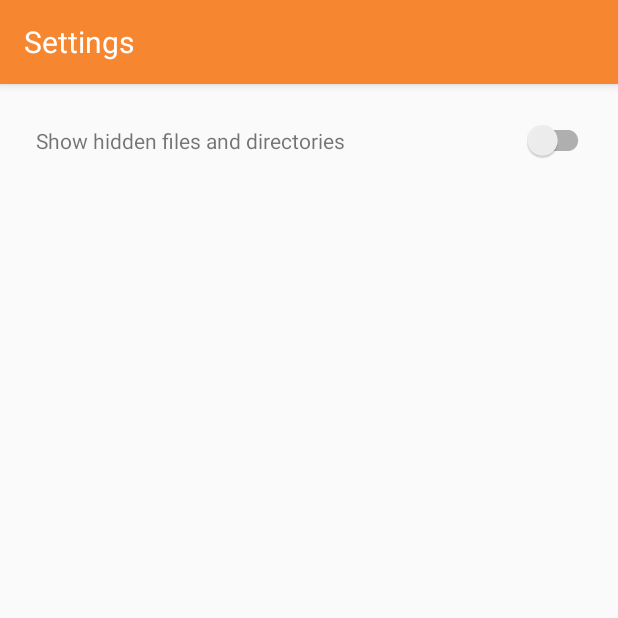
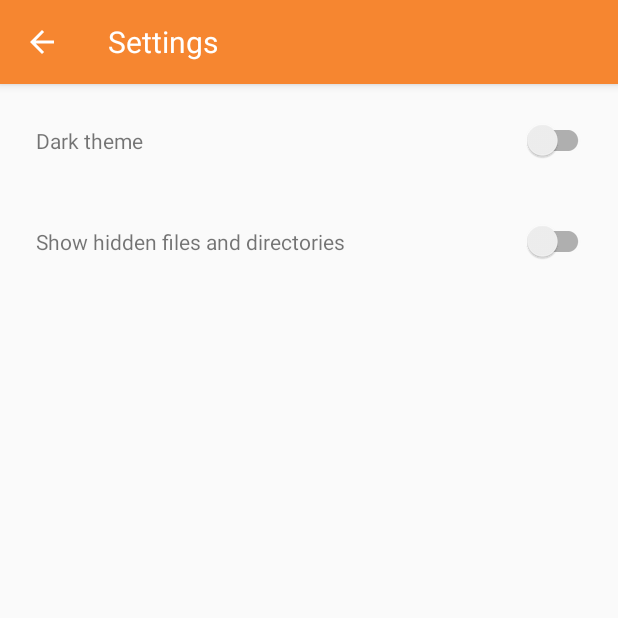
Before and after one commit to SimpleMobileTools/Simple-File-Manager, an Android app: the screen it shows after launch (SettingsActivity), in the options menu, after a tap on "Settings", on a phone screen of 412 x 824 dp, the top half of it. Run offline under Robolectric (Android 15) with nearby library versions, the phone set to English and light mode, and no system bars; our stand-ins replace ButterKnife.

Commit message:
add a Dark theme

```diff
--- a/app/src/main/java/com/simplemobiletools/filemanager/Config.java
+++ b/app/src/main/java/com/simplemobiletools/filemanager/Config.java
@@ -22,6 +22,14 @@
         mPrefs.edit().putBoolean(Constants.IS_FIRST_RUN, firstRun).apply();
     }
 
+    public boolean getIsDarkTheme() {
+        return mPrefs.getBoolean(Constants.IS_DARK_THEME, false);
+    }
+
+    public void setIsDarkTheme(boolean isDarkTheme) {
+        mPrefs.edit().putBoolean(Constants.IS_DARK_THEME, isDarkTheme).apply();
+    }
+
     public boolean getShowHidden() {
         return mPrefs.getBoolean(Constants.SHOW_HIDDEN, false);
     }
--- a/app/src/main/java/com/simplemobiletools/filemanager/Constants.java
+++ b/app/src/main/java/com/simplemobiletools/filemanager/Constants.java
@@ -6,5 +6,6 @@
     // shared preferences
     public static final String PREFS_KEY = "File Manager";
     public static final String IS_FIRST_RUN = "is_first_run";
+    public static final String IS_DARK_THEME = "is_dark_theme";
     public static final String SHOW_HIDDEN = "show_hidden";
 }
--- a/app/src/main/java/com/simplemobiletools/filemanager/activities/AboutActivity.java
+++ b/app/src/main/java/com/simplemobiletools/filemanager/activities/AboutActivity.java
@@ -5,7 +5,6 @@
 import android.content.res.Resources;
 import android.net.Uri;
 import android.os.Bundle;
-import android.support.v7.app.AppCompatActivity;
 import android.text.Html;
 import android.text.method.LinkMovementMethod;
 import android.view.View;
@@ -21,7 +20,7 @@
 import butterknife.ButterKnife;
 import butterknife.OnClick;
 
-public class AboutActivity extends AppCompatActivity {
+public class AboutActivity extends SimpleActivity {
     @BindView(R.id.about_copyright) TextView mCopyright;
     @BindView(R.id.about_email) TextView mEmailTV;
     @BindView(R.id.about_rate_us) View mRateUs;
--- a/app/src/main/java/com/simplemobiletools/filemanager/activities/LicenseActivity.java
+++ b/app/src/main/java/com/simplemobiletools/filemanager/activities/LicenseActivity.java
@@ -3,14 +3,13 @@
 import android.content.Intent;
 import android.net.Uri;
 import android.os.Bundle;
-import android.support.v7.app.AppCompatActivity;
 
 import com.simplemobiletools.filemanager.R;
 
 import butterknife.ButterKnife;
 import butterknife.OnClick;
 
-public class LicenseActivity extends AppCompatActivity {
+public class LicenseActivity extends SimpleActivity {
 
     @Override
     protected void onCreate(Bundle savedInstanceState) {
--- a/app/src/main/java/com/simplemobiletools/filemanager/activities/MainActivity.java
+++ b/app/src/main/java/com/simplemobiletools/filemanager/activities/MainActivity.java
@@ -6,7 +6,6 @@
 import android.os.Bundle;
 import android.os.Environment;
 import android.support.v4.app.ActivityCompat;
-import android.support.v7.app.AppCompatActivity;
 import android.view.Menu;
 import android.view.MenuItem;
 
@@ -21,7 +20,7 @@
 import butterknife.BindView;
 import butterknife.ButterKnife;
 
-public class MainActivity extends AppCompatActivity implements ItemsFragment.ItemInteractionListener, Breadcrumbs.BreadcrumbsListener {
+public class MainActivity extends SimpleActivity implements ItemsFragment.ItemInteractionListener, Breadcrumbs.BreadcrumbsListener {
     @BindView(R.id.breadcrumbs) Breadcrumbs mBreadcrumbs;
 
     private static final int STORAGE_PERMISSION = 1;
--- a/app/src/main/java/com/simplemobiletools/filemanager/activities/SettingsActivity.java
+++ b/app/src/main/java/com/simplemobiletools/filemanager/activities/SettingsActivity.java
@@ -1,7 +1,7 @@
 package com.simplemobiletools.filemanager.activities;
 
 import android.os.Bundle;
-import android.support.v7.app.AppCompatActivity;
+import android.support.v4.app.TaskStackBuilder;
 import android.support.v7.widget.SwitchCompat;
 
 import com.simplemobiletools.filemanager.Config;
@@ -11,7 +11,8 @@
 import butterknife.ButterKnife;
 import butterknife.OnClick;
 
-public class SettingsActivity extends AppCompatActivity {
+public class SettingsActivity extends SimpleActivity {
+    @BindView(R.id.settings_dark_theme) SwitchCompat mDarkThemeSwitch;
     @BindView(R.id.settings_show_hidden) SwitchCompat mShowHiddenSwitch;
 
     private static Config mConfig;
@@ -23,11 +24,23 @@
         mConfig = Config.newInstance(getApplicationContext());
         ButterKnife.bind(this);
 
+        setupDarkTheme();
         setupShowHidden();
+    }
+
+    private void setupDarkTheme() {
+        mDarkThemeSwitch.setChecked(mConfig.getIsDarkTheme());
     }
 
     private void setupShowHidden() {
         mShowHiddenSwitch.setChecked(mConfig.getShowHidden());
+    }
+
+    @OnClick(R.id.settings_dark_theme_holder)
+    public void handleDarkTheme() {
+        mDarkThemeSwitch.setChecked(!mDarkThemeSwitch.isChecked());
+        mConfig.setIsDarkTheme(mDarkThemeSwitch.isChecked());
+        restartActivity();
     }
 
     @OnClick(R.id.settings_show_hidden_holder)
@@ -35,4 +48,8 @@
         mShowHiddenSwitch.setChecked(!mShowHiddenSwitch.isChecked());
         mConfig.setShowHidden(mShowHiddenSwitch.isChecked());
     }
+
+    private void restartActivity() {
+        TaskStackBuilder.create(getApplicationContext()).addNextIntentWithParentStack(getIntent()).startActivities();
+    }
 }
--- /dev/null
+++ b/app/src/main/java/com/simplemobiletools/filemanager/activities/SimpleActivity.java
@@ -0,0 +1,31 @@
+package com.simplemobiletools.filemanager.activities;
+
+import android.os.Bundle;
+import android.support.annotation.Nullable;
+import android.support.v7.app.AppCompatActivity;
+import android.view.MenuItem;
+
+import com.simplemobiletools.filemanager.Config;
+import com.simplemobiletools.filemanager.R;
+
+public class SimpleActivity extends AppCompatActivity {
+    protected Config mConfig;
+
+    @Override
+    protected void onCreate(@Nullable Bundle savedInstanceState) {
+        mConfig = Config.newInstance(getApplicationContext());
+        setTheme(mConfig.getIsDarkTheme() ? R.style.AppTheme_Dark : R.style.AppTheme);
+        super.onCreate(savedInstanceState);
+    }
+
+    @Override
+    public boolean onOptionsItemSelected(MenuItem item) {
+        switch (item.getItemId()) {
+            case android.R.id.home:
+                finish();
+                return true;
+            default:
+                return super.onOptionsItemSelected(item);
+        }
+    }
+}
--- a/app/src/main/res/layout/activity_settings.xml
+++ b/app/src/main/res/layout/activity_settings.xml
@@ -10,6 +10,32 @@
         android:layout_width="match_parent"
         android:layout_height="wrap_content"
         android:orientation="vertical">
+
+        <RelativeLayout
+            android:id="@+id/settings_dark_theme_holder"
+            android:layout_width="match_parent"
+            android:layout_height="wrap_content"
+            android:layout_marginTop="@dimen/settings_padding"
+            android:background="?android:attr/selectableItemBackground"
+            android:padding="@dimen/activity_margin">
+
+            <TextView
+                android:id="@+id/settings_dark_theme_label"
+                android:layout_width="wrap_content"
+                android:layout_height="wrap_content"
+                android:layout_centerVertical="true"
+                android:paddingLeft="@dimen/settings_padding"
+                android:text="@string/dark_theme"/>
+
+            <android.support.v7.widget.SwitchCompat
+                android:id="@+id/settings_dark_theme"
+                android:layout_width="wrap_content"
+                android:layout_height="wrap_content"
+                android:layout_alignParentRight="true"
+                android:background="@null"
+                android:clickable="false"/>
+
+        </RelativeLayout>
 
         <RelativeLayout
             android:id="@+id/settings_show_hidden_holder"
--- a/app/src/main/res/layout/list_item.xml
+++ b/app/src/main/res/layout/list_item.xml
@@ -39,7 +39,6 @@
             android:layout_toRightOf="@+id/item_icon"
             android:paddingLeft="@dimen/small_margin"
             android:text="1 KB"
-            android:textColor="@color/details_grey"
             android:textSize="@dimen/details_text_size"/>
 
     </RelativeLayout>
--- a/app/src/main/res/values/colors.xml
+++ b/app/src/main/res/values/colors.xml
@@ -7,5 +7,4 @@
     <color name="lightGrey">#33000000</color>
     <color name="pressed_item_foreground">#08000000</color>
     <color name="activated_item_foreground">#11000000</color>
-    <color name="details_grey">#33000000</color>
 </resources>
--- a/app/src/main/res/values/strings.xml
+++ b/app/src/main/res/values/strings.xml
@@ -55,5 +55,6 @@
 
     <!-- Settings -->
     <string name="settings">Settings</string>
+    <string name="dark_theme">Dark theme</string>
     <string name="show_hidden">Show hidden files and directories</string>
 </resources>
--- a/app/src/main/res/values/styles.xml
+++ b/app/src/main/res/values/styles.xml
@@ -1,6 +1,14 @@
 <resources>
 
     <style name="AppTheme" parent="Theme.AppCompat.Light.DarkActionBar">
+        <item name="colorPrimary">@color/colorPrimary</item>
+        <item name="colorPrimaryDark">@color/colorPrimaryDark</item>
+        <item name="colorAccent">@color/colorAccent</item>
+        <item name="actionBarStyle">@style/AppTheme.ActionBarStyle</item>
+        <item name="android:textSize">@dimen/normal_text_size</item>
+    </style>
+
+    <style name="AppTheme.Dark" parent="Theme.AppCompat">
         <item name="colorPrimary">@color/colorPrimary</item>
         <item name="colorPrimaryDark">@color/colorPrimaryDark</item>
         <item name="colorAccent">@color/colorAccent</item>
```
Also changed, not shown: app/src/main/AndroidManifest.xml (+6 -3 lines), 3 other files.
